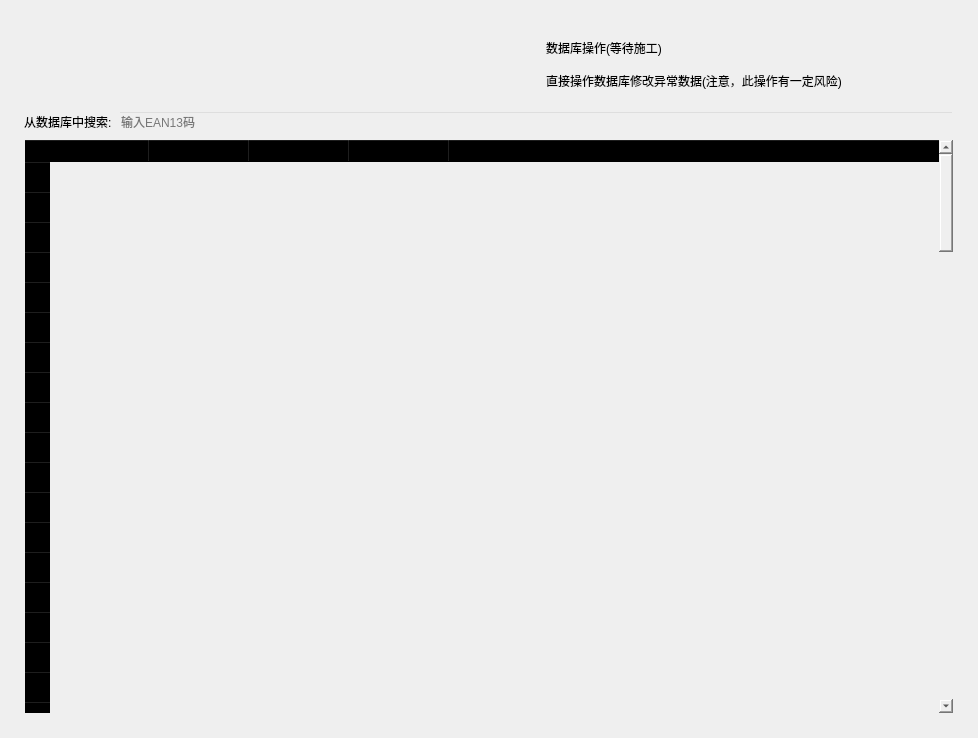
Before: the Qt Designer form assets/ui/database_page.ui in 271374667/SimpleWMS, drawn with Qt 5.
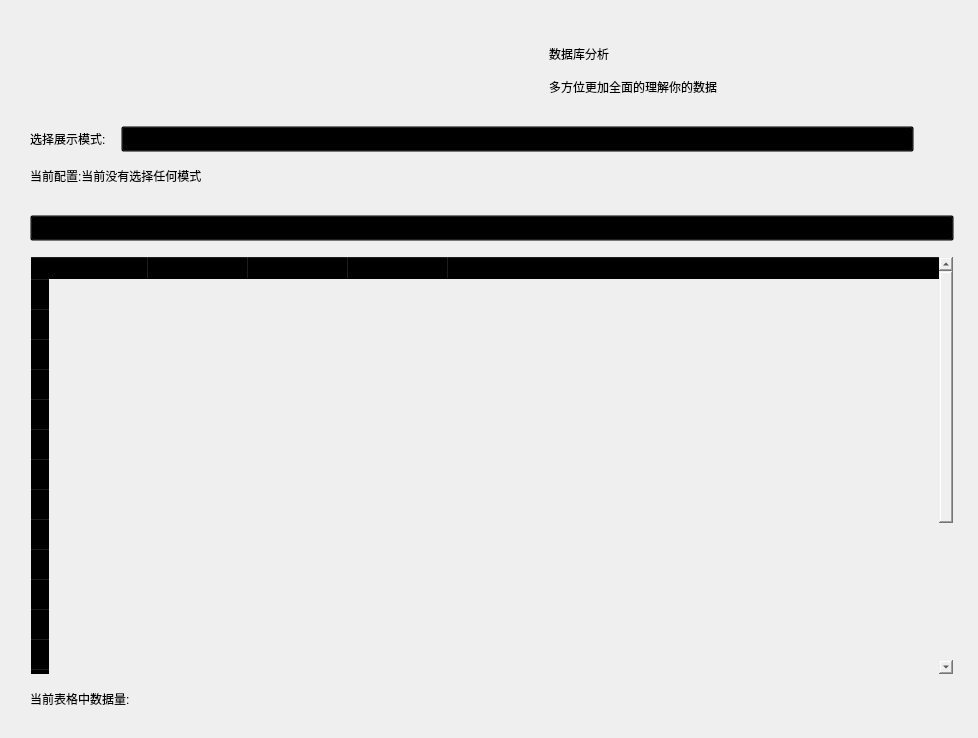
After: the same form once the commit is applied. Icons and pictures are not drawn. Custom widgets are drawn as their Qt base class.

Commit message:
新功能: 查看数据库滞销
Feature:插件系统基础功能完成
Feature:实现了数据库滞销插件
Feature:table_handler.py增加了更多表格操作的基础功能

refactor: 删除了警告视图(warn_view)以及对应的相关逻辑

```diff
--- a/assets/ui/database_page.ui
+++ b/assets/ui/database_page.ui
@@ -13,6 +13,9 @@
   <property name="windowTitle">
    <string>Form</string>
   </property>
+  <property name="styleSheet">
+   <string notr="true"/>
+  </property>
   <layout class="QVBoxLayout" name="verticalLayout">
    <property name="spacing">
     <number>15</number>
@@ -46,13 +49,25 @@
         <x>0</x>
         <y>0</y>
         <width>948</width>
-        <height>708</height>
+        <height>741</height>
        </rect>
       </property>
       <property name="styleSheet">
        <string notr="true">background-color: rgba(0, 0, 0, 0);</string>
       </property>
       <layout class="QVBoxLayout" name="verticalLayout_2">
+       <property name="spacing">
+        <number>15</number>
+       </property>
+       <property name="leftMargin">
+        <number>15</number>
+       </property>
+       <property name="topMargin">
+        <number>15</number>
+       </property>
+       <property name="bottomMargin">
+        <number>15</number>
+       </property>
        <item>
         <widget class="SimpleCardWidget" name="SimpleCardWidget">
          <layout class="QHBoxLayout" name="horizontalLayout_3">
@@ -111,7 +126,7 @@
                </sizepolicy>
               </property>
               <property name="text">
-               <string>数据库操作(等待施工)</string>
+               <string>数据库分析</string>
               </property>
              </widget>
             </item>
@@ -124,7 +139,7 @@
                </sizepolicy>
               </property>
               <property name="text">
-               <string>直接操作数据库修改异常数据(注意，此操作有一定风险)</string>
+               <string>多方位更加全面的理解你的数据</string>
               </property>
               <property name="lightColor" stdset="0">
                <color>
@@ -143,28 +158,85 @@
        <item>
         <layout class="QHBoxLayout" name="horizontalLayout">
          <item>
-          <widget class="BodyLabel" name="BodyLabel">
+          <widget class="BodyLabel" name="BodyLabel_2">
+           <property name="sizePolicy">
+            <sizepolicy hsizetype="Fixed" vsizetype="Preferred">
+             <horstretch>0</horstretch>
+             <verstretch>0</verstretch>
+            </sizepolicy>
+           </property>
            <property name="text">
-            <string>从数据库中搜索:</string>
+            <string>选择展示模式:</string>
            </property>
           </widget>
          </item>
          <item>
-          <widget class="SearchLineEdit" name="SearchLineEdit">
-           <property name="inputMask">
-            <string>9999999999999</string>
+          <widget class="ComboBox" name="ComboBox">
+           <property name="text">
+            <string>请选择一个模式来获取数据</string>
            </property>
-           <property name="placeholderText">
-            <string>输入EAN13码</string>
-           </property>
           </widget>
          </item>
+         <item>
+          <spacer name="horizontalSpacer_4">
+           <property name="orientation">
+            <enum>Qt::Horizontal</enum>
+           </property>
+           <property name="sizeType">
+            <enum>QSizePolicy::Minimum</enum>
+           </property>
+           <property name="sizeHint" stdset="0">
+            <size>
+             <width>40</width>
+             <height>20</height>
+            </size>
+           </property>
+          </spacer>
+         </item>
         </layout>
        </item>
+       <item>
+        <widget class="StrongBodyLabel" name="StrongBodyLabel">
+         <property name="text">
+          <string>当前配置:当前没有选择任何模式</string>
+         </property>
+        </widget>
+       </item>
+       <item>
+        <widget class="QWidget" name="widget" native="true"/>
+       </item>
+       <item>
+        <widget class="PrimaryPushButton" name="PrimaryPushButton">
+         <property name="text">
+          <string>开始查找</string>
+         </property>
+        </widget>
+       </item>
        <item>
         <widget class="TableWidget" name="TableWidget">
+         <property name="sizePolicy">
+          <sizepolicy hsizetype="Expanding" vsizetype="Expanding">
+           <horstretch>0</horstretch>
+           <verstretch>0</verstretch>
+          </sizepolicy>
+         </property>
+         <property name="minimumSize">
+          <size>
+           <width>0</width>
+           <height>400</height>
+          </size>
+         </property>
+         <property name="maximumSize">
+          <size>
+           <width>16777215</width>
+           <height>16777209</height>
+          </size>
+         </property>
+         <property name="sortingEnabled">
+          <bool>true</bool>
+         </property>
          <property name="rowCount">
-          <number>100</number>
+          <number>20</number>
          </property>
          <attribute name="horizontalHeaderShowSortIndicator" stdset="0">
           <bool>true</bool>
@@ -204,86 +276,6 @@
          <row/>
          <row/>
          <row/>
-         <row/>
-         <row/>
-         <row/>
-         <row/>
-         <row/>
-         <row/>
-         <row/>
-         <row/>
-         <row/>
-         <row/>
-         <row/>
-         <row/>
-         <row/>
-         <row/>
-         <row/>
-         <row/>
-         <row/>
-         <row/>
-         <row/>
-         <row/>
-         <row/>
-         <row/>
-         <row/>
-         <row/>
-         <row/>
-         <row/>
-         <row/>
-         <row/>
-         <row/>
-         <row/>
-         <row/>
-         <row/>
-         <row/>
-         <row/>
-         <row/>
-         <row/>
-         <row/>
-         <row/>
-         <row/>
-         <row/>
-         <row/>
-         <row/>
-         <row/>
-         <row/>
-         <row/>
-         <row/>
-         <row/>
-         <row/>
-         <row/>
-         <row/>
-         <row/>
-         <row/>
-         <row/>
-         <row/>
-         <row/>
-         <row/>
-         <row/>
-         <row/>
-         <row/>
-         <row/>
-         <row/>
-         <row/>
-         <row/>
-         <row/>
-         <row/>
-         <row/>
-         <row/>
-         <row/>
-         <row/>
-         <row/>
-         <row/>
-         <row/>
-         <row/>
-         <row/>
-         <row/>
-         <row/>
-         <row/>
-         <row/>
-         <row/>
-         <row/>
          <column>
           <property name="text">
            <string>名称</string>
@@ -311,6 +303,13 @@
          </column>
         </widget>
        </item>
+       <item>
+        <widget class="CaptionLabel" name="CaptionLabel">
+         <property name="text">
+          <string>当前表格中数据量:</string>
+         </property>
+        </widget>
+       </item>
       </layout>
      </widget>
     </widget>
@@ -318,6 +317,21 @@
   </layout>
  </widget>
  <customwidgets>
+  <customwidget>
+   <class>ComboBox</class>
+   <extends>QPushButton</extends>
+   <header>qfluentwidgets</header>
+  </customwidget>
+  <customwidget>
+   <class>PushButton</class>
+   <extends>QPushButton</extends>
+   <header>qfluentwidgets</header>
+  </customwidget>
+  <customwidget>
+   <class>PrimaryPushButton</class>
+   <extends>PushButton</extends>
+   <header>qfluentwidgets</header>
+  </customwidget>
   <customwidget>
    <class>IconWidget</class>
    <extends>QWidget</extends>
@@ -346,26 +360,26 @@
    <header>qfluentwidgets</header>
    <container>1</container>
   </customwidget>
+  <customwidget>
+   <class>CaptionLabel</class>
+   <extends>QLabel</extends>
+   <header>qfluentwidgets</header>
+  </customwidget>
   <customwidget>
    <class>BodyLabel</class>
    <extends>QLabel</extends>
    <header>qfluentwidgets</header>
   </customwidget>
+  <customwidget>
+   <class>StrongBodyLabel</class>
+   <extends>QLabel</extends>
+   <header>qfluentwidgets</header>
+  </customwidget>
   <customwidget>
    <class>LargeTitleLabel</class>
    <extends>QLabel</extends>
    <header>qfluentwidgets</header>
   </customwidget>
-  <customwidget>
-   <class>LineEdit</class>
-   <extends>QLineEdit</extends>
-   <header>qfluentwidgets</header>
-  </customwidget>
-  <customwidget>
-   <class>SearchLineEdit</class>
-   <extends>LineEdit</extends>
-   <header>qfluentwidgets</header>
-  </customwidget>
   <customwidget>
    <class>TableWidget</class>
    <extends>QTableWidget</extends>
```
Left out of the diff: 2 changed lines with no effect on the pictures. The commit also changes 25 other files.
